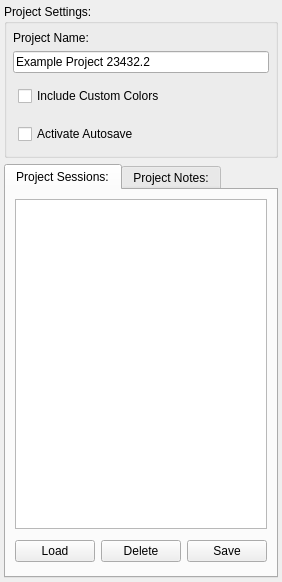
SCIInstitute/Seg3D, file src/Interface/AppInterface/ProjectDockWidget.ui: the form before one commit.
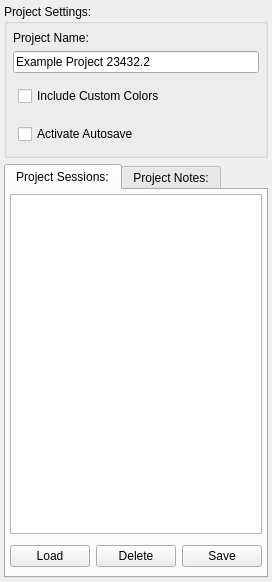
The form after the commit. The open tabs and pages were chosen to show the change.

Diff of the .ui file:
```diff
--- a/src/Interface/AppInterface/ProjectDockWidget.ui
+++ b/src/Interface/AppInterface/ProjectDockWidget.ui
@@ -138,12 +138,6 @@
              </size>
             </property>
             <layout class="QHBoxLayout" name="horizontalLayout_3">
-             <property name="spacing">
-              <number>6</number>
-             </property>
-             <property name="margin">
-              <number>9</number>
-             </property>
              <item>
               <widget class="QCheckBox" name="checkBox">
                <property name="text">
@@ -176,6 +170,9 @@
         <string>Project Sessions:</string>
        </attribute>
        <layout class="QVBoxLayout" name="verticalLayout_2">
+        <property name="margin">
+         <number>4</number>
+        </property>
         <item>
          <widget class="QListWidget" name="sessions_list_">
           <property name="sizePolicy">
@@ -201,9 +198,6 @@
            </size>
           </property>
           <layout class="QHBoxLayout" name="horizontalLayout">
-           <property name="spacing">
-            <number>6</number>
-           </property>
            <property name="margin">
             <number>0</number>
            </property>
```
Left out of the diff: 5 changed lines with no effect on the pictures.
